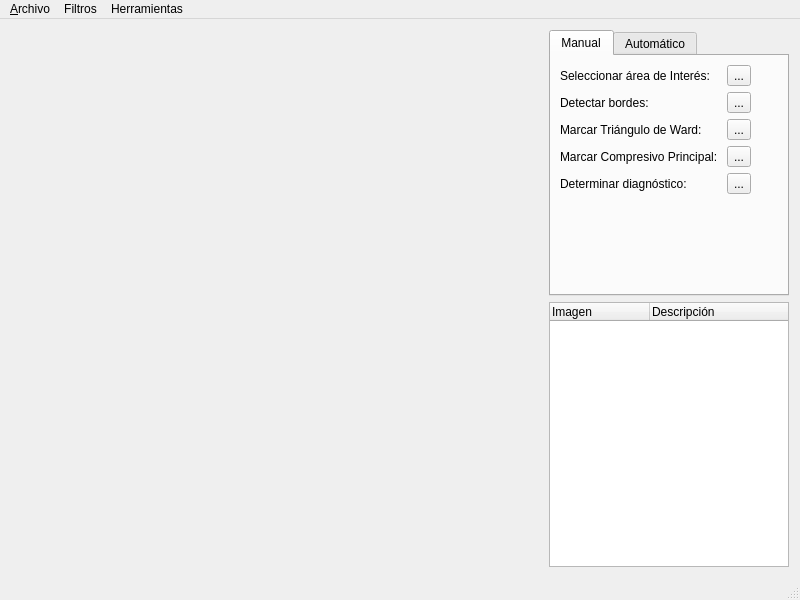
Old version of the form Src/mainwindow.ui in the repository ilanbluestone/analizador-osteoporosis.
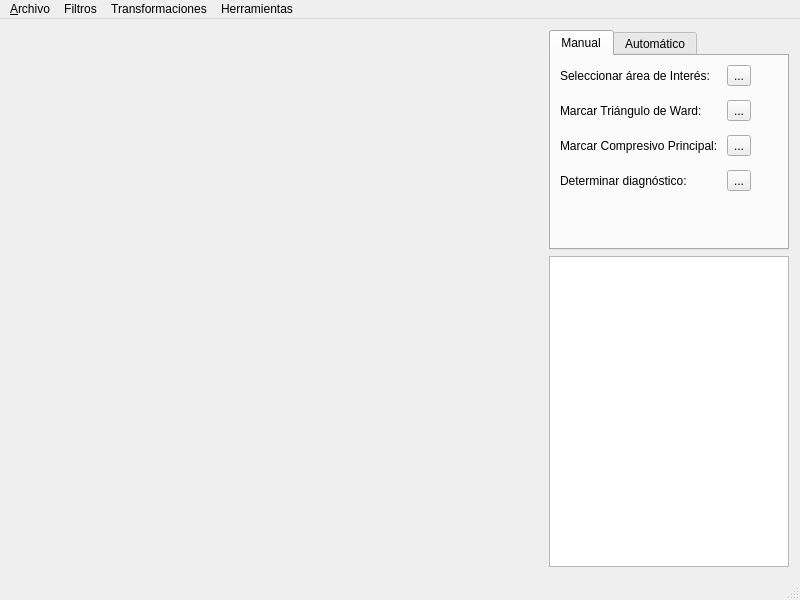
New version of the form.

The edit to the form file:
```diff
--- a/Src/mainwindow.ui
+++ b/Src/mainwindow.ui
@@ -75,7 +75,7 @@
          <property name="maximumSize">
           <size>
            <width>16777215</width>
-           <height>16777215</height>
+           <height>220</height>
           </size>
          </property>
          <property name="currentIndex">
@@ -93,7 +93,7 @@
             <number>9</number>
            </property>
            <property name="verticalSpacing">
-            <number>6</number>
+            <number>14</number>
            </property>
            <property name="margin">
             <number>9</number>
@@ -113,55 +113,41 @@
             </widget>
            </item>
            <item row="2" column="0">
-            <widget class="QLabel" name="lbBordes">
-             <property name="text">
-              <string>Detectar bordes:</string>
-             </property>
-            </widget>
-           </item>
-           <item row="2" column="1">
-            <widget class="QToolButton" name="tbDetectBorders">
-             <property name="text">
-              <string>...</string>
-             </property>
-            </widget>
-           </item>
-           <item row="3" column="0">
             <widget class="QLabel" name="label">
              <property name="text">
               <string>Marcar Triángulo de Ward:</string>
              </property>
             </widget>
            </item>
-           <item row="3" column="1">
+           <item row="2" column="1">
             <widget class="QToolButton" name="tbSelectTWard">
              <property name="text">
               <string>...</string>
              </property>
             </widget>
            </item>
-           <item row="4" column="0">
+           <item row="3" column="0">
             <widget class="QLabel" name="label_4">
              <property name="text">
               <string>Marcar Compresivo Principal:</string>
              </property>
             </widget>
            </item>
-           <item row="4" column="1">
+           <item row="3" column="1">
             <widget class="QToolButton" name="tbSelectCP">
              <property name="text">
               <string>...</string>
              </property>
             </widget>
            </item>
-           <item row="5" column="0">
+           <item row="4" column="0">
             <widget class="QLabel" name="label_5">
              <property name="text">
               <string>Determinar diagnóstico:</string>
              </property>
             </widget>
            </item>
-           <item row="5" column="1">
+           <item row="4" column="1">
             <widget class="QToolButton" name="tbDiagnosticate">
              <property name="text">
               <string>...</string>
@@ -203,20 +189,15 @@
          <property name="animated">
           <bool>true</bool>
          </property>
+         <property name="columnCount">
+          <number>1</number>
+         </property>
          <attribute name="headerVisible">
-          <bool>true</bool>
+          <bool>false</bool>
          </attribute>
-         <attribute name="headerVisible">
-          <bool>true</bool>
-         </attribute>
          <column>
           <property name="text">
-           <string>Imagen</string>
-          </property>
-         </column>
-         <column>
-          <property name="text">
-           <string>Descripción</string>
+           <string>Imágenes</string>
           </property>
          </column>
         </widget>
@@ -232,7 +213,7 @@
      <x>0</x>
      <y>0</y>
      <width>800</width>
-     <height>29</height>
+     <height>25</height>
     </rect>
    </property>
    <widget class="QMenu" name="menu_Archivo">
@@ -298,10 +279,27 @@
     <property name="title">
      <string>Herramientas</string>
     </property>
-    <addaction name="actionHistograma"/>
+    <widget class="QMenu" name="menuHistograma">
+     <property name="title">
+      <string>Histograma</string>
+     </property>
+     <addaction name="actionUmbral"/>
+     <addaction name="actionNormalizacion"/>
+     <addaction name="actionEcualizacion"/>
+    </widget>
+    <addaction name="menuHistograma"/>
+   </widget>
+   <widget class="QMenu" name="menuTransformaciones">
+    <property name="title">
+     <string>Transformaciones</string>
+    </property>
+    <addaction name="actionDilatacion"/>
+    <addaction name="actionErosion"/>
+    <addaction name="actionErosi_n_condicional"/>
    </widget>
    <addaction name="menu_Archivo"/>
    <addaction name="menuFiltros"/>
+   <addaction name="menuTransformaciones"/>
    <addaction name="menuHerramientas"/>
   </widget>
   <widget class="QStatusBar" name="statusBar"/>
```
Left out of the diff: 70 changed lines with no effect on the pictures.
